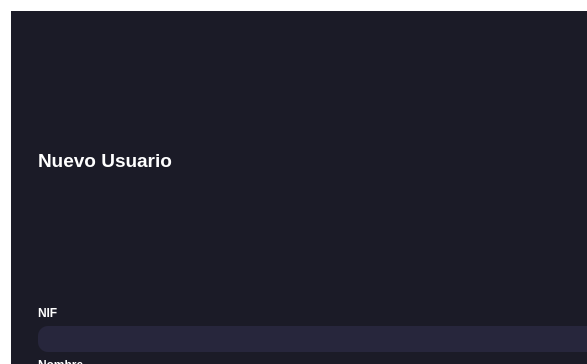
Old version of the form UI/ui_newuser.ui in the repository DickinsonBP/BudgetInvoiceApp2.0; both pictures show x 0 to 587 and y 0 to 364 of the 700 by 650 pixel window.
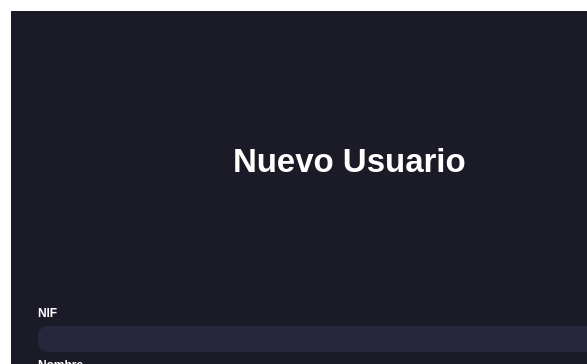
New version of the form. Icons and pictures are not drawn.

What changed in the file:
```diff
--- a/UI/ui_newuser.ui
+++ b/UI/ui_newuser.ui
@@ -69,11 +69,11 @@
             <enum>QFrame::Raised</enum>
            </property>
            <layout class="QHBoxLayout" name="horizontalLayout">
-            <item>
+            <item alignment="Qt::AlignHCenter">
              <widget class="QLabel" name="label">
               <property name="font">
                <font>
-                <pointsize>14</pointsize>
+                <pointsize>25</pointsize>
                 <bold>true</bold>
                </font>
               </property>
```
